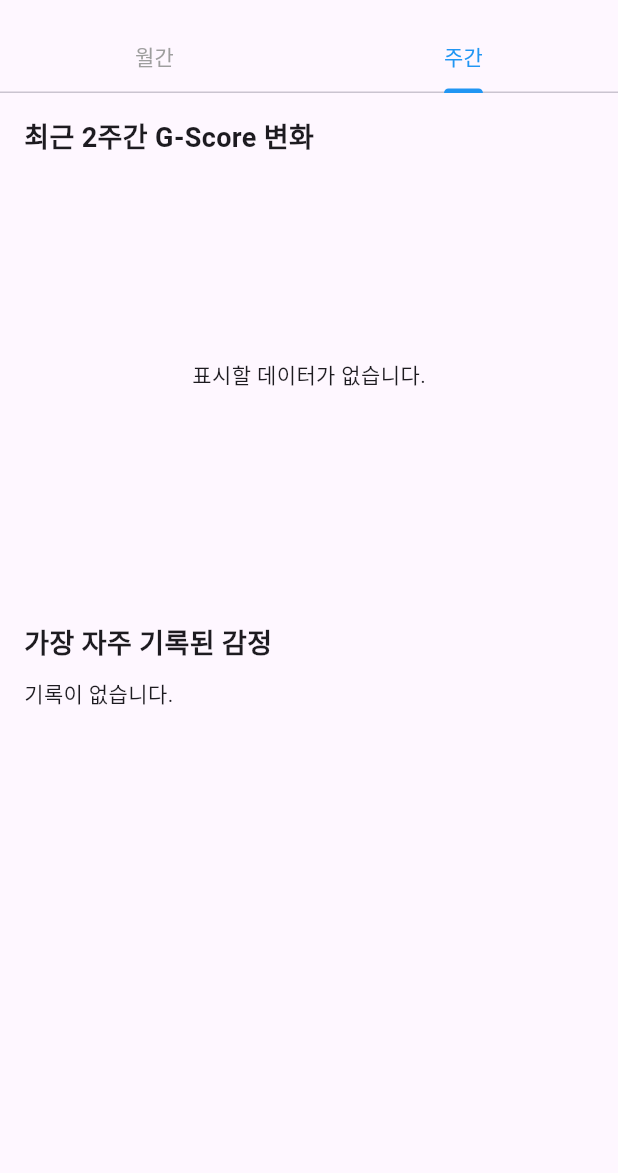
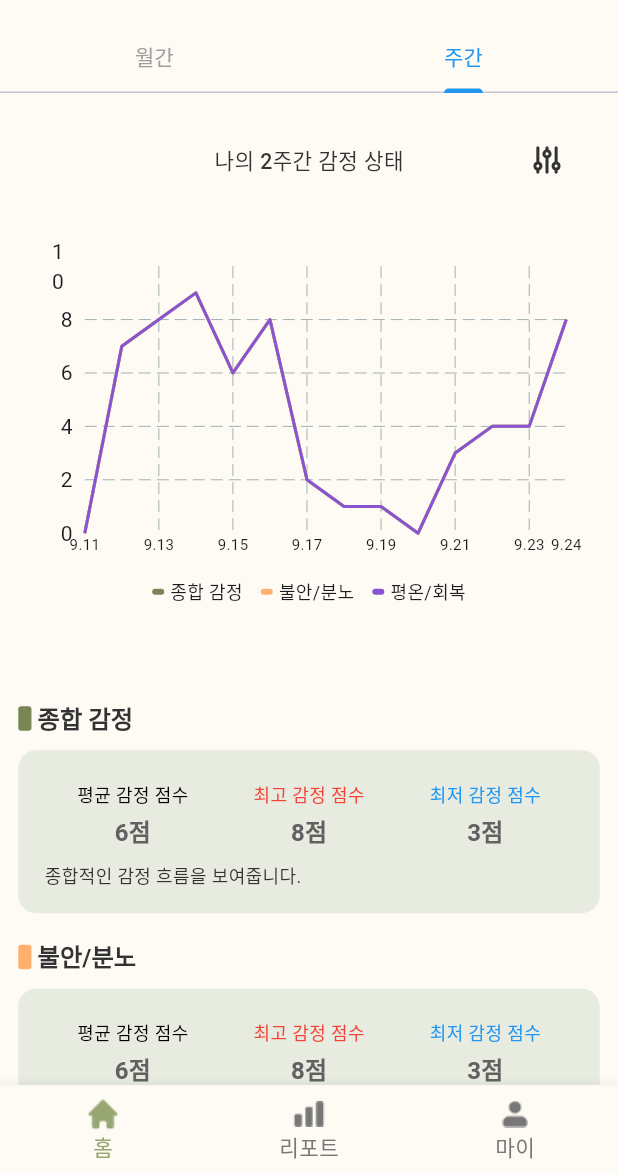
Before and after one commit to SRJ-5/dailymoji, a Flutter app: the screen it shows after launch, tab 2 chosen, on a phone screen of 412 x 824 dp, the part 63-1236 px from its top. Run offline on Flutter 3.47's test engine with Material 3 defaults, Android fonts, the light colour scheme and no system bars; drawn by our look-alikes of fl_chart; our stand-ins replace flutter_dotenv, flutter_riverpod, flutter_screenutil, flutter_svg, go_router, supabase_flutter and 2 more; accounts and stored records are empty; Roboto replaces fonts that are missing (Pretendard); project files that could hold a hidden picture were left out.

Commit message:
✨ : weekly report 열심히 만드는중

```diff
--- a/lib/presentation/pages/report/report_page.dart
+++ b/lib/presentation/pages/report/report_page.dart
@@ -1,5 +1,9 @@
+import 'package:dailymoji/core/styles/colors.dart';
+import 'package:dailymoji/presentation/pages/report/sample1.dart';
+import 'package:dailymoji/presentation/pages/report/test.dart';
 import 'package:dailymoji/presentation/pages/report/widgets/monthly_report.dart';
 import 'package:dailymoji/presentation/pages/report/widgets/weekly_report.dart';
+import 'package:dailymoji/presentation/widgets/bottom_bar.dart';
 import 'package:flutter/material.dart';
 
 // MODIFIED: 불필요한 위젯(BottomBar) 제거 및 구조 단순화. StatelessWidget -> ConsumerWidget으로 변경 가능하지만, 여기선 필요 없음.
@@ -10,6 +14,7 @@ class ReportPage extends StatelessWidget {
   Widget build(BuildContext context) {
     return Scaffold(
       appBar: AppBar(
+        backgroundColor: AppColors.yellow50,
         centerTitle: true,
         title: const Text('Moji Report'),
       ),
@@ -17,7 +22,9 @@ class ReportPage extends StatelessWidget {
         length: 2,
         child: Column(
           children: [
-            const TabBar(
+            Container(
+              color: AppColors.yellow50,
+              child: const TabBar(
                 tabs: [
                   Tab(text: '월간'),
                   Tab(text: '주간'),
@@ -26,16 +33,17 @@ class ReportPage extends StatelessWidget {
                 unselectedLabelColor: Colors.grey,
                 indicatorColor: Colors.blue,
               ),
+            ),
             Expanded(
               child: TabBarView(children: [
                 MonthlyReport(),
-                WeeklyReport(), // MODIFIED: 위젯 이름 변경
+                Test(), // MODIFIED: 위젯 이름 변경
               ]),
             )
           ],
         ),
       ),
-      // bottomNavigationBar: BottomBar(), // 앱 전체 네비게이션은 메인 레이아웃에서 관리하는 것이 좋음
+      bottomNavigationBar: BottomBar(), // 앱 전체 네비게이션은 메인 레이아웃에서 관리하는 것이 좋음
     );
   }
 }
--- /dev/null
+++ b/lib/presentation/pages/report/test.dart
@@ -0,0 +1,377 @@
+import 'dart:math';
+import 'package:dailymoji/core/styles/colors.dart';
+import 'package:dailymoji/core/styles/fonts.dart';
+import 'package:fl_chart/fl_chart.dart';
+import 'package:flutter/material.dart';
+import 'package:flutter_riverpod/flutter_riverpod.dart';
+import 'package:flutter_riverpod/legacy.dart';
+import 'package:flutter_screenutil/flutter_screenutil.dart';
+import 'package:flutter_svg/svg.dart';
+
+// 최근 14일 날짜 리스트 생성
+List<DateTime> generateLast14Days() {
+  final today = DateTime.now();
+  return List.generate(
+    14,
+    (index) => today.subtract(Duration(days: 13 - index)), // 오래된 → 최신 순
+  );
+}
+
+// 날짜 리스트
+final last14Days = generateLast14Days();
+
+// 감정 데이터 (동적으로 spots 생성) //나중에 실제 데이터가 연동되면 삭제할 함수
+List<FlSpot> generateRandomSpots(List<DateTime> days) {
+  final random = Random();
+  return List.generate(
+    days.length,
+    (i) => FlSpot(i.toDouble(), random.nextInt(10).toDouble()), // 0~9 사이 랜덤
+  );
+}
+
+// 감정 데이터 맵 (랜덤 값 예시)
+final emotionMap = {
+  "종합 감정": EmotionData(
+    color: AppColors.green500,
+    spots: generateRandomSpots(last14Days),
+    avg: 6,
+    max: 8,
+    min: 3,
+    description: "종합적인 감정 흐름을 보여줍니다.",
+  ),
+  "불안/분노": EmotionData(
+    color: Color(0xFFFFB06F),
+    spots: generateRandomSpots(last14Days),
+    avg: 6,
+    max: 8,
+    min: 3,
+    description:
+        "스트레스 지수가 연속 3일간 상승했어요. 잠시라도 깊게 숨을 들이쉬고 내쉬는 것만으로도 마음이 한결 가벼워질 수 있어요. 자신에게 짧은 휴식을 선물해보세요.",
+  ),
+  "우울/무기력/번아웃": EmotionData(
+    color: Color(0xFF18A0FB),
+    spots: generateRandomSpots(last14Days),
+    avg: 6,
+    max: 8,
+    min: 3,
+    description: "지쳤다는 신호가 보여요. 잠시 쉬어가세요.",
+  ),
+  "평온/회복": EmotionData(
+    color: Color(0xFF8855D2),
+    spots: generateRandomSpots(last14Days),
+    avg: 7,
+    max: 9,
+    min: 5,
+    description: "안정적인 감정 상태가 유지되고 있어요.",
+  ),
+};
+
+// 감정 데이터 모델
+class EmotionData {
+  final Color color;
+  final List<FlSpot> spots;
+  final String description;
+  final int avg;
+  final int max;
+  final int min;
+
+  EmotionData({
+    required this.color,
+    required this.spots,
+    required this.description,
+    required this.avg,
+    required this.max,
+    required this.min,
+  });
+}
+
+// 필터 Provider
+final filterProvider = StateProvider<Map<String, bool>>((ref) {
+  return {
+    "종합 감정": true,
+    "불안/분노": true,
+    "우울/무기력/번아웃": false,
+    "ADHD": false,
+    "불면/과다수면": false,
+    "평온/회복": true,
+  };
+});
+
+class Test extends ConsumerWidget {
+  const Test({super.key});
+
+  @override
+  Widget build(BuildContext context, WidgetRef ref) {
+    final filters = ref.watch(filterProvider);
+
+    // 현재 선택된 감정 리스트
+    final selectedEmotions = filters.entries
+        .where((entry) => entry.value && emotionMap.containsKey(entry.key))
+        .map((entry) => entry.key)
+        .toList();
+
+    return Container(
+      color: AppColors.yellow50,
+      child: SingleChildScrollView(
+        padding: EdgeInsets.all(12.r),
+        child: Column(
+          crossAxisAlignment: CrossAxisAlignment.center,
+          children: [
+            // 타이틀 + 필터 아이콘
+            Stack(
+              children: [
+                SizedBox(
+                  height: 64.h,
+                  child: Center(
+                    child: Text(
+                      "나의 2주간 감정 상태",
+                      style: AppFontStyles.bodyMedium14.copyWith(
+                        color: AppColors.grey900,
+                      ),
+                    ),
+                  ),
+                ),
+                Align(
+                  alignment: Alignment.centerRight,
+                  child: SizedBox(
+                    height: 64.h,
+                    width: 64.w,
+                    child: PopupMenuButton<String>(
+                      icon: SvgPicture.asset(
+                        "assets/icons/stroke.svg",
+                        height: 18.h,
+                        width: 18.w,
+                      ),
+                      onSelected: (_) {},
+                      itemBuilder: (context) {
+                        return filters.keys.map((key) {
+                          return PopupMenuItem<String>(
+                            value: key,
+                            child: Consumer(
+                              builder: (context, ref, _) {
+                                final currentFilters =
+                                    ref.watch(filterProvider);
+                                return CheckboxListTile(
+                                  contentPadding: EdgeInsets.zero,
+                                  dense: true,
+                                  title: Text(key,
+                                      style: const TextStyle(fontSize: 14)),
+                                  value: currentFilters[key],
+                                  onChanged: (value) {
+                                    ref.read(filterProvider.notifier).state = {
+                                      ...currentFilters,
+                                      key: value ?? false,
+                                    };
+                                  },
+                                );
+                              },
+                            ),
+                          );
+                        }).toList();
+                      },
+                    ),
+                  ),
+                ),
+              ],
+            ),
+            const SizedBox(height: 16),
+
+            // 라인 차트 박스
+            Container(
+              padding: EdgeInsets.all(22.r),
+              child: Column(
+                children: [
+                  SizedBox(
+                    height: 200,
+                    child: LineChart(
+                      LineChartData(
+                        // 터치 이벤트 끄기
+                        lineTouchData: LineTouchData(
+                          enabled: false,
+                        ),
+
+                        gridData: FlGridData(show: true),
+                        titlesData: FlTitlesData(
+                          leftTitles: AxisTitles(
+                            sideTitles: SideTitles(showTitles: true),
+                          ),
+                          rightTitles: AxisTitles(
+                            sideTitles: SideTitles(showTitles: false),
+                          ),
+                          topTitles: AxisTitles(
+                            sideTitles: SideTitles(showTitles: false),
+                          ),
+                          bottomTitles: AxisTitles(
+                            sideTitles: SideTitles(
+                              showTitles: true,
+                              interval: 2,
+                              getTitlesWidget: (value, meta) {
+                                final index = value.toInt();
+                                if (index < 0 || index >= last14Days.length) {
+                                  return const SizedBox.shrink();
+                                }
+                                final date = last14Days[index];
+                                return Text(
+                                  "${date.month}.${date.day}",
+                                  style: const TextStyle(fontSize: 10),
+                                );
+                              },
+                            ),
+                          ),
+                        ),
+                        borderData: FlBorderData(
+                          show: false,
+                        ),
+                        minX: 0,
+                        maxX: (last14Days.length - 1).toDouble(),
+                        minY: 0,
+                        maxY: 10,
+                        lineBarsData: selectedEmotions.map((key) {
+                          final data = emotionMap[key]!;
+                          return LineChartBarData(
+                            isCurved: false,
+                            color: data.color,
+                            barWidth: 2,
+                            dotData: FlDotData(show: false),
+                            spots: data.spots,
+                          );
+                        }).toList(),
+                      ),
+                    ),
+                  ),
+                  const SizedBox(height: 8),
+
+                  // 범례
+                  Wrap(
+                    spacing: 12,
+                    runSpacing: 6,
+                    children: selectedEmotions
+                        .map((key) => Row(
+                              mainAxisSize: MainAxisSize.min,
+                              children: [
+                                Container(
+                                  width: 8,
+                                  height: 4,
+                                  decoration: ShapeDecoration(
+                                    color: emotionMap[key]!.color,
+                                    shape: RoundedRectangleBorder(
+                                        borderRadius: BorderRadius.circular(2)),
+                                  ),
+                                ),
+                                const SizedBox(width: 4),
+                                Text(key, style: const TextStyle(fontSize: 12)),
+                              ],
+                            ))
+                        .toList(),
+                  ),
+                ],
+              ),
+            ),
+
+            const SizedBox(height: 24),
+
+            // 기록 감정 부분
+            ...selectedEmotions.map((key) {
+              final data = emotionMap[key]!;
+              return Container(
+                padding: EdgeInsets.only(top: 16.h),
+                child: Column(
+                  children: [
+                    Row(
+                      spacing: 4.r,
+                      children: [
+                        Container(
+                            width: 8.w,
+                            height: 16.h,
+                            decoration: BoxDecoration(
+                              color: data.color,
+                              borderRadius: BorderRadius.circular(2),
+                            )),
+                        Text(
+                          key,
+                          style: AppFontStyles.bodyBold16.copyWith(
+                            color: AppColors.grey900,
+                          ),
+                        ),
+                      ],
+                    ),
+                    SizedBox(height: 8.h),
+                    Container(
+                      padding: EdgeInsets.fromLTRB(16.w, 20.h, 16.w, 16.h),
+                      decoration: BoxDecoration(
+                        color: AppColors.green100,
+                        borderRadius: BorderRadius.circular(12),
+                      ),
+                      child: Column(
+                        crossAxisAlignment: CrossAxisAlignment.start,
+                        children: [
+                          // Text(key,
+                          //     style: const TextStyle(
+                          //         fontWeight: FontWeight.bold, fontSize: 16)),
+                          // const SizedBox(height: 12),
+                          Row(
+                            mainAxisAlignment: MainAxisAlignment.spaceAround,
+                            children: [
+                              _ScoreBox(
+                                  label: "평균 감정 점수",
+                                  value: "${data.avg}점",
+                                  color: Colors.black),
+                              _ScoreBox(
+                                  label: "최고 감정 점수",
+                                  value: "${data.max}점",
+                                  color: Colors.red),
+                              _ScoreBox(
+                                  label: "최저 감정 점수",
+                                  value: "${data.min}점",
+                                  color: Colors.blue),
+                            ],
+                          ),
+                          SizedBox(height: 8.h),
+                          Text(
+                            data.description,
+                            style: TextStyle(
+                              fontSize: 12,
+                              color: AppColors.grey900,
+                            ),
+                          ),
+                        ],
+                      ),
+                    ),
+                  ],
+                ),
+              );
+            }),
+          ],
+        ),
+      ),
+    );
+  }
+}
+
+// 점수 박스 위젯
+class _ScoreBox extends StatelessWidget {
+  final String label;
+  final String value;
+  final Color color;
+
+  const _ScoreBox({
+    required this.label,
+    required this.value,
+    required this.color,
+  });
+
+  @override
+  Widget build(BuildContext context) {
+    return Column(
+      children: [
+        Text(label, style: TextStyle(fontSize: 12, color: color)),
+        const SizedBox(height: 4),
+        Text(value,
+            style: TextStyle(
+                fontSize: 16,
+                fontWeight: FontWeight.bold,
+                color: Colors.grey.shade700)),
+      ],
+    );
+  }
+}
--- a/lib/presentation/pages/report/widgets/weekly_report.dart
+++ b/lib/presentation/pages/report/widgets/weekly_report.dart
@@ -169,3 +169,30 @@ class WeeklyReport extends ConsumerWidget {
     );
   }
 }
+
+// 점수 박스 위젯
+class _ScoreBox extends StatelessWidget {
+  final String label;
+  final String value;
+  final Color color;
+
+  const _ScoreBox(
+      {required this.label,
+      required this.value,
+      required this.color,
+      super.key});
+
+  @override
+  Widget build(BuildContext context) {
+    return Column(
+      children: [
+        Text(label,
+            style: TextStyle(fontSize: 12, color: Colors.grey.shade700)),
+        const SizedBox(height: 4),
+        Text(value,
+            style: TextStyle(
+                fontSize: 16, fontWeight: FontWeight.bold, color: color)),
+      ],
+    );
+  }
+}
```
Also changed, not shown: lib/presentation/pages/report/sample1.dart (added, +236 -0 lines), assets/icons/stroke.svg (added). Lines whose indentation alone changed are shown as unchanged.
